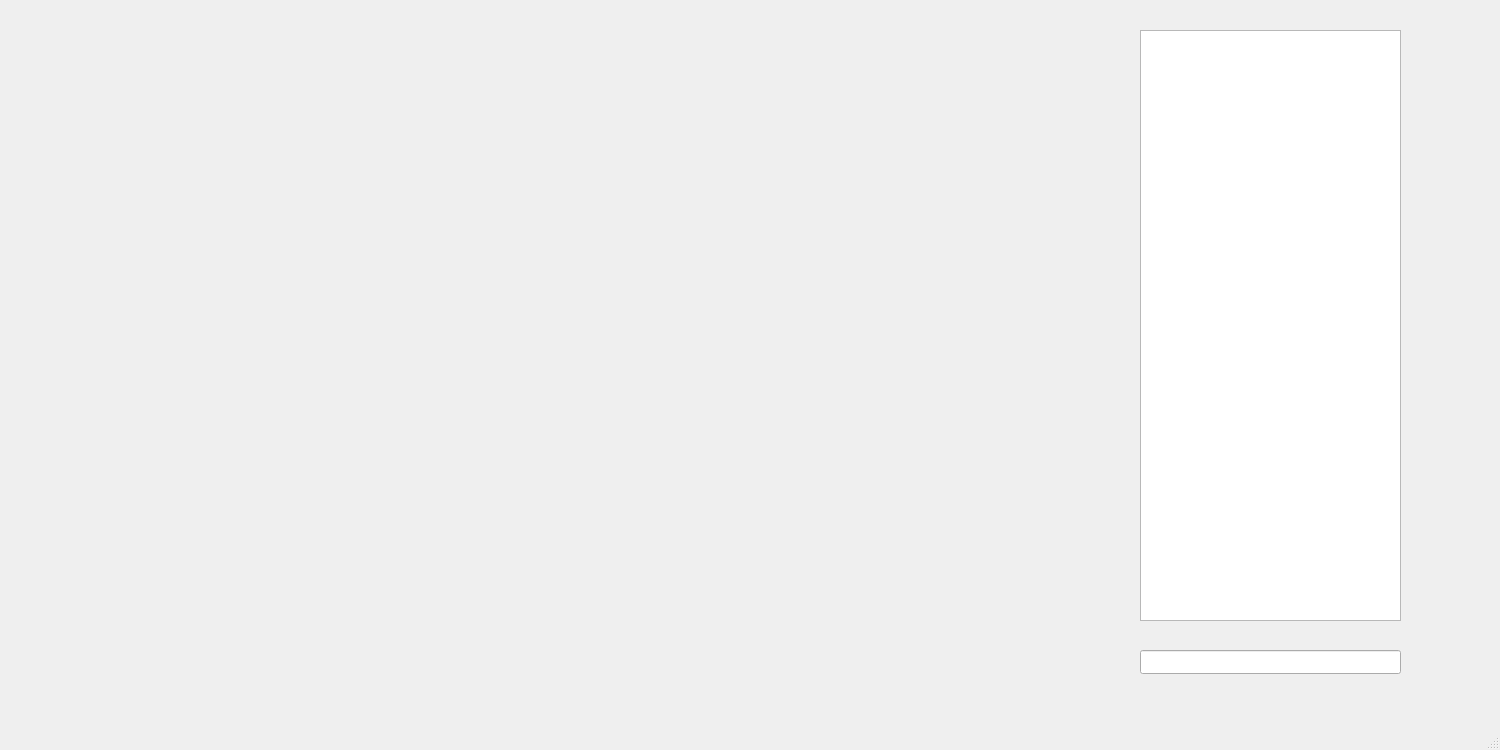
The window that GUI/mainwindow.ui (ProtVlad/ProjectModernCpp) describes before a commit, drawn with Qt 5.
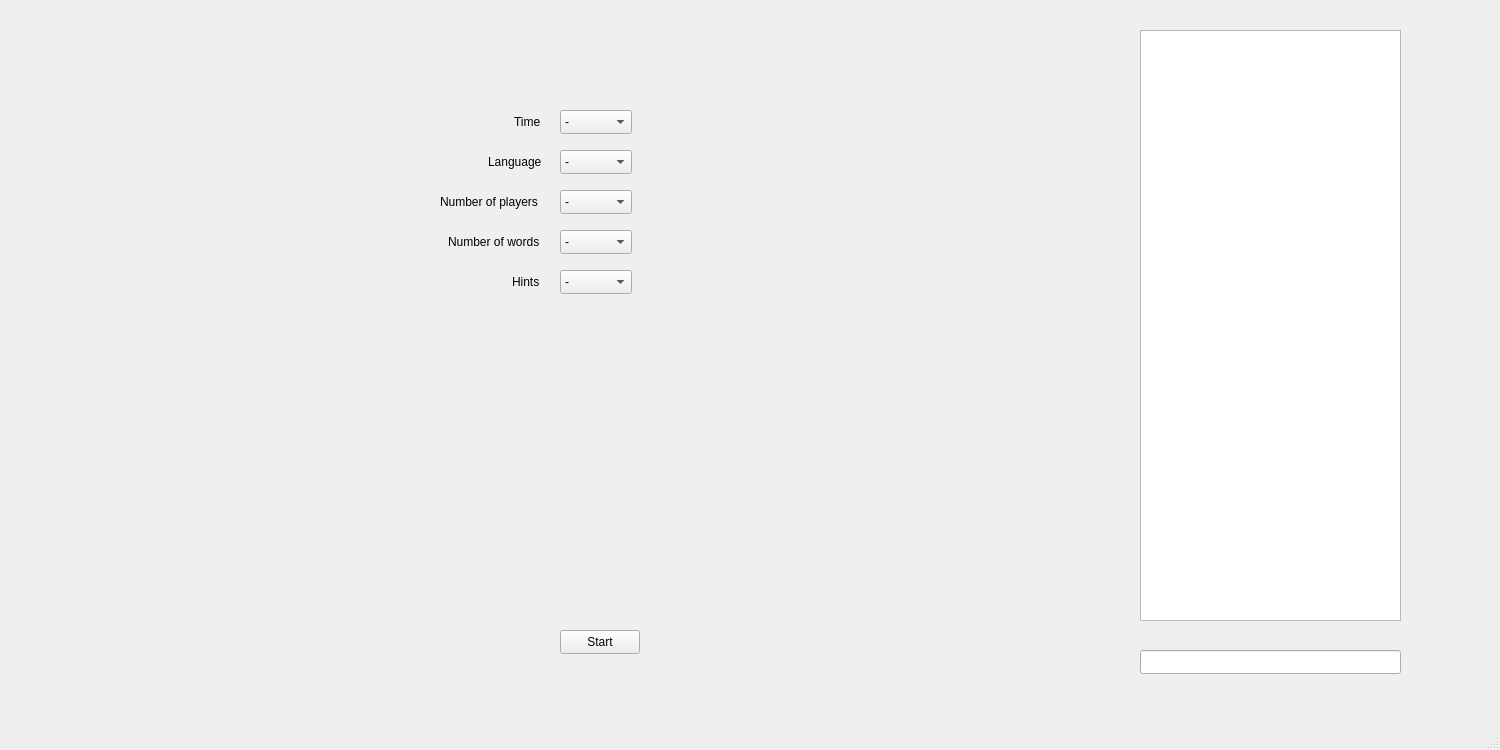
The same window after the commit.

Commit message: Added settings window

The edit to the form file:
```diff
--- a/GUI/mainwindow.ui
+++ b/GUI/mainwindow.ui
@@ -37,6 +37,289 @@
      </rect>
     </property>
    </widget>
+   <widget class="QComboBox" name="timeChoice">
+    <property name="geometry">
+     <rect>
+      <x>560</x>
+      <y>110</y>
+      <width>72</width>
+      <height>24</height>
+     </rect>
+    </property>
+    <item>
+     <property name="text">
+      <string>-</string>
+     </property>
+    </item>
+    <item>
+     <property name="text">
+      <string>20</string>
+     </property>
+    </item>
+    <item>
+     <property name="text">
+      <string>30</string>
+     </property>
+    </item>
+    <item>
+     <property name="text">
+      <string>40</string>
+     </property>
+    </item>
+    <item>
+     <property name="text">
+      <string>50</string>
+     </property>
+    </item>
+    <item>
+     <property name="text">
+      <string>60</string>
+     </property>
+    </item>
+    <item>
+     <property name="text">
+      <string>70</string>
+     </property>
+    </item>
+    <item>
+     <property name="text">
+      <string>80</string>
+     </property>
+    </item>
+   </widget>
+   <widget class="QComboBox" name="languageChoice">
+    <property name="geometry">
+     <rect>
+      <x>560</x>
+      <y>150</y>
+      <width>72</width>
+      <height>24</height>
+     </rect>
+    </property>
+    <item>
+     <property name="text">
+      <string>-</string>
+     </property>
+    </item>
+    <item>
+     <property name="text">
+      <string>Romanian</string>
+     </property>
+    </item>
+    <item>
+     <property name="text">
+      <string>English</string>
+     </property>
+    </item>
+   </widget>
+   <widget class="QComboBox" name="noPlayersChoice">
+    <property name="geometry">
+     <rect>
+      <x>560</x>
+      <y>190</y>
+      <width>72</width>
+      <height>24</height>
+     </rect>
+    </property>
+    <item>
+     <property name="text">
+      <string>-</string>
+     </property>
+    </item>
+    <item>
+     <property name="text">
+      <string>2</string>
+     </property>
+    </item>
+    <item>
+     <property name="text">
+      <string>3</string>
+     </property>
+    </item>
+    <item>
+     <property name="text">
+      <string>4</string>
+     </property>
+    </item>
+    <item>
+     <property name="text">
+      <string>5</string>
+     </property>
+    </item>
+    <item>
+     <property name="text">
+      <string>6</string>
+     </property>
+    </item>
+    <item>
+     <property name="text">
+      <string>7</string>
+     </property>
+    </item>
+    <item>
+     <property name="text">
+      <string>8</string>
+     </property>
+    </item>
+   </widget>
+   <widget class="QComboBox" name="noWordsChoice">
+    <property name="geometry">
+     <rect>
+      <x>560</x>
+      <y>230</y>
+      <width>72</width>
+      <height>24</height>
+     </rect>
+    </property>
+    <item>
+     <property name="text">
+      <string>-</string>
+     </property>
+    </item>
+    <item>
+     <property name="text">
+      <string>1</string>
+     </property>
+    </item>
+    <item>
+     <property name="text">
+      <string>2</string>
+     </property>
+    </item>
+    <item>
+     <property name="text">
+      <string>3</string>
+     </property>
+    </item>
+    <item>
+     <property name="text">
+      <string>4</string>
+     </property>
+    </item>
+    <item>
+     <property name="text">
+      <string>5</string>
+     </property>
+    </item>
+   </widget>
+   <widget class="QComboBox" name="hintsChoice">
+    <property name="geometry">
+     <rect>
+      <x>560</x>
+      <y>270</y>
+      <width>72</width>
+      <height>24</height>
+     </rect>
+    </property>
+    <item>
+     <property name="text">
+      <string>-</string>
+     </property>
+    </item>
+    <item>
+     <property name="text">
+      <string>1</string>
+     </property>
+    </item>
+    <item>
+     <property name="text">
+      <string>2</string>
+     </property>
+    </item>
+    <item>
+     <property name="text">
+      <string>3</string>
+     </property>
+    </item>
+    <item>
+     <property name="text">
+      <string>4</string>
+     </property>
+    </item>
+    <item>
+     <property name="text">
+      <string>5</string>
+     </property>
+    </item>
+   </widget>
+   <widget class="QLabel" name="timeLabel">
+    <property name="geometry">
+     <rect>
+      <x>514</x>
+      <y>114</y>
+      <width>31</width>
+      <height>16</height>
+     </rect>
+    </property>
+    <property name="text">
+     <string>Time</string>
+    </property>
+   </widget>
+   <widget class="QLabel" name="languageLabel">
+    <property name="geometry">
+     <rect>
+      <x>488</x>
+      <y>154</y>
+      <width>61</width>
+      <height>16</height>
+     </rect>
+    </property>
+    <property name="text">
+     <string>Language</string>
+    </property>
+   </widget>
+   <widget class="QLabel" name="noPlayersLabel">
+    <property name="geometry">
+     <rect>
+      <x>440</x>
+      <y>194</y>
+      <width>101</width>
+      <height>16</height>
+     </rect>
+    </property>
+    <property name="text">
+     <string>Number of players</string>
+    </property>
+   </widget>
+   <widget class="QLabel" name="noWordsLabel">
+    <property name="geometry">
+     <rect>
+      <x>448</x>
+      <y>234</y>
+      <width>101</width>
+      <height>16</height>
+     </rect>
+    </property>
+    <property name="text">
+     <string>Number of words</string>
+    </property>
+   </widget>
+   <widget class="QLabel" name="hintsLabel">
+    <property name="geometry">
+     <rect>
+      <x>512</x>
+      <y>274</y>
+      <width>31</width>
+      <height>16</height>
+     </rect>
+    </property>
+    <property name="text">
+     <string>Hints</string>
+    </property>
+   </widget>
+   <widget class="QPushButton" name="startButton">
+    <property name="geometry">
+     <rect>
+      <x>560</x>
+      <y>630</y>
+      <width>80</width>
+      <height>24</height>
+     </rect>
+    </property>
+    <property name="text">
+     <string>Start</string>
+    </property>
+   </widget>
   </widget>
   <widget class="QMenuBar" name="menubar">
    <property name="geometry">
```
The commit also changes 2 other files.
